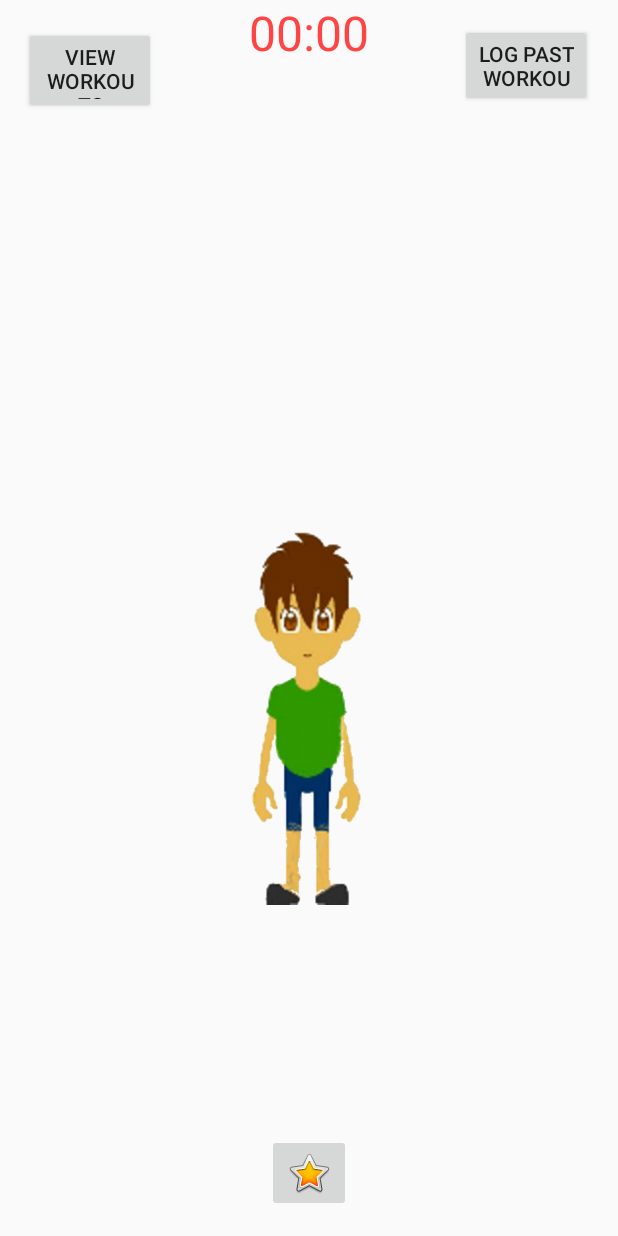
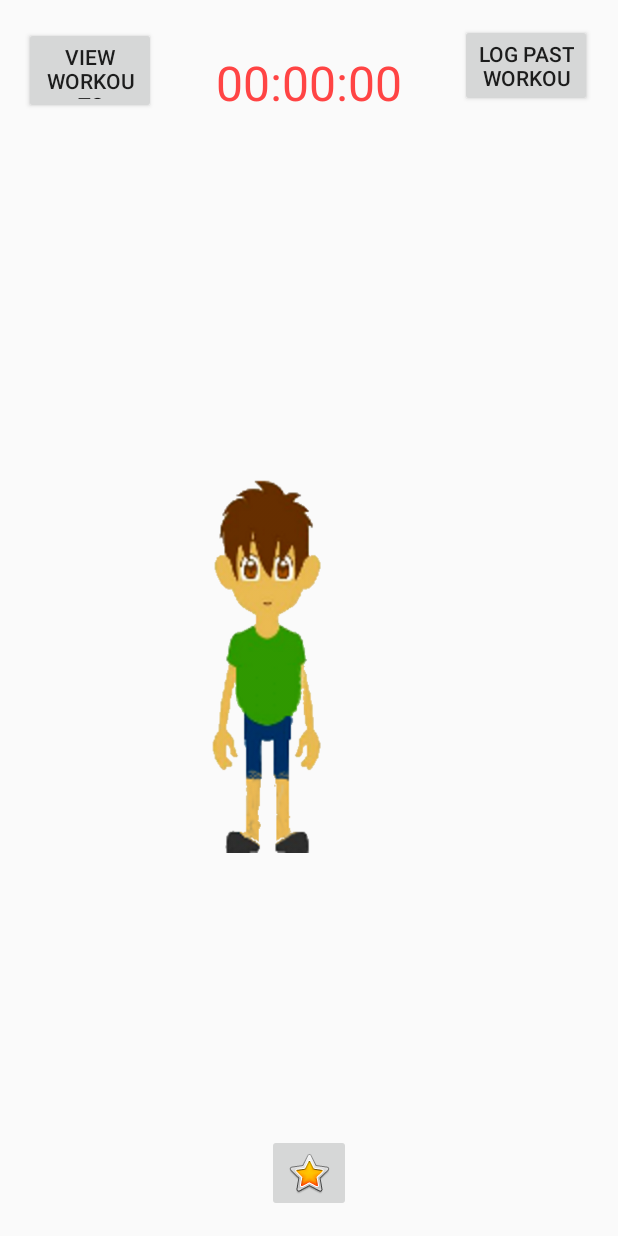
Before and after one commit to IvayloAsenov/GymBuddy, an Android app: the screen it shows after launch (Home), on a phone screen of 412 x 824 dp. Run offline under Robolectric (Android 15) with nearby library versions, the phone set to English and light mode, and no system bars.

Commit message:
-  Added TimerSwitch class that takes care of the timer (cleaner and more efficient). Also fixed the bug where timer stops at 1 minute.

```diff
--- /dev/null
+++ b/app/src/main/java/com/example/ivo/gymbuddy/TimerSwitch.java
@@ -0,0 +1,85 @@
+package com.example.ivo.gymbuddy;
+
+import android.app.Activity;
+import android.content.Context;
+import android.os.Handler;
+import android.os.Looper;
+import android.os.SystemClock;
+import android.util.Log;
+import android.widget.TextView;
+
+import org.w3c.dom.Text;
+
+/**
+ * Created by Ivo on 11/14/2017.
+ */
+
+class TimerSwitch {
+
+    long MillisecondTime, StartTime, TimeBuff, UpdateTime = 0L;
+
+    Handler handler;
+
+    int seconds, minutes, milliSeconds;
+
+    Activity activity;
+
+    TextView tv_timer;
+
+    boolean paused = false;
+
+    TimerSwitch(Activity a){
+        activity = a;
+        tv_timer = (TextView) activity.findViewById(R.id.tv_timer);
+        handler = new Handler(Looper.getMainLooper());
+    }
+
+    protected void startTimer(){
+        StartTime = SystemClock.uptimeMillis();
+        handler.postDelayed(runnable, 0);
+    }
+
+    protected String stopTimer(){
+        MillisecondTime = 0L;
+        StartTime = 0L;
+        TimeBuff = 0L;
+        UpdateTime = 0L;
+        seconds = 0;
+        minutes = 0;
+        milliSeconds = 0;
+
+        handler.removeMessages(0);
+
+        String time = tv_timer.getText().toString();
+        tv_timer.setText("00:00:00");
+
+        return time;
+    }
+
+    protected void pauseTimer(){
+        if(!paused){
+            TimeBuff += MillisecondTime;
+            handler.removeCallbacks(runnable);
+            paused = true;
+        }else{
+            StartTime = SystemClock.uptimeMillis();
+            handler.postDelayed(runnable,0);
+            paused = false;
+        }
+    }
+
+    protected Runnable runnable = new Runnable() {
+        @Override
+        public void run() {
+            MillisecondTime = SystemClock.uptimeMillis() - StartTime;
+            UpdateTime = TimeBuff + MillisecondTime;
+            seconds = (int) (UpdateTime/1000);
+            minutes = seconds/60;
+            seconds = seconds % 60;
+            milliSeconds = (int) (UpdateTime % 1000);
+            tv_timer.setText("" + minutes + ":" + String.format("%02d", seconds)
+            + ":" + String.format("%03d", milliSeconds));
+            handler.postDelayed(this,0);
+        }
+    };
+}
--- a/app/src/main/res/layout/activity_home.xml
+++ b/app/src/main/res/layout/activity_home.xml
@@ -9,14 +9,17 @@
     <ImageView
         android:id="@+id/iv_body_type"
         android:layout_width="235dp"
-        android:layout_height="377dp"
+        android:layout_height="0dp"
         app:srcCompat="@drawable/body_one"
         app:layout_constraintTop_toTopOf="parent"
-        android:layout_marginLeft="90dp"
+        android:layout_marginLeft="63dp"
         app:layout_constraintBottom_toBottomOf="parent"
         app:layout_constraintLeft_toLeftOf="parent"
-        android:layout_marginTop="0dp"
-        app:layout_constraintVertical_bias="0.578" />
+        android:layout_marginTop="95dp"
+        tools:layout_constraintTop_creator="1"
+        tools:layout_constraintBottom_creator="1"
+        android:layout_marginStart="63dp"
+        android:layout_marginBottom="95dp" />
 
     <Button
         android:id="@+id/LogAWorkout"
@@ -61,7 +64,7 @@
         android:id="@+id/tv_timer"
         android:layout_width="wrap_content"
         android:layout_height="0dp"
-        android:text="00:00"
+        android:text="00:00:00"
         android:textSize="32dp"
         android:textColor="@android:color/holo_red_light"
         android:visibility="visible"
@@ -69,6 +72,47 @@
         app:layout_constraintRight_toRightOf="parent"
         tools:layout_constraintLeft_creator="1"
         tools:layout_constraintRight_creator="1"
-        tools:layout_editor_absoluteY="33dp" />
+        tools:layout_constraintTop_creator="1"
+        tools:layout_constraintBottom_creator="1"
+        app:layout_constraintBottom_toTopOf="@+id/iv_body_type"
+        android:layout_marginTop="17dp"
+        android:layout_marginBottom="24dp"
+        app:layout_constraintTop_toTopOf="@+id/LogAWorkout" />
+
+    <ImageButton
+        android:id="@+id/ib_pauseWorkout"
+        android:clickable="false"
+        android:visibility="invisible"
+        android:layout_width="wrap_content"
+        android:layout_height="wrap_content"
+        android:layout_marginBottom="16dp"
+        app:layout_constraintBottom_toBottomOf="parent"
+        app:srcCompat="@android:drawable/ic_media_pause"
+        app:layout_constraintRight_toLeftOf="@+id/ib_startWorkout"
+        tools:layout_constraintRight_creator="1"
+        android:layout_marginStart="46dp"
+        android:layout_marginEnd="50dp"
+        tools:layout_constraintLeft_creator="1"
+        app:layout_constraintLeft_toLeftOf="parent"
+        android:layout_marginLeft="46dp"
+        android:layout_marginRight="50dp" />
+
+    <ImageButton
+        android:id="@+id/ib_stopWorkout"
+        android:clickable="false"
+        android:visibility="invisible"
+        android:layout_width="54dp"
+        android:layout_height="46dp"
+        android:layout_marginBottom="16dp"
+        app:layout_constraintBottom_toBottomOf="parent"
+        app:srcCompat="@android:drawable/presence_busy"
+        tools:layout_constraintRight_creator="1"
+        android:layout_marginStart="47dp"
+        android:layout_marginEnd="51dp"
+        app:layout_constraintRight_toRightOf="parent"
+        tools:layout_constraintLeft_creator="1"
+        app:layout_constraintLeft_toRightOf="@+id/ib_startWorkout"
+        android:layout_marginLeft="47dp"
+        android:layout_marginRight="51dp" />
 
 </android.support.constraint.ConstraintLayout>
```
Also changed, not shown: app/src/main/java/com/example/ivo/gymbuddy/Home.java (+37 -105 lines).
